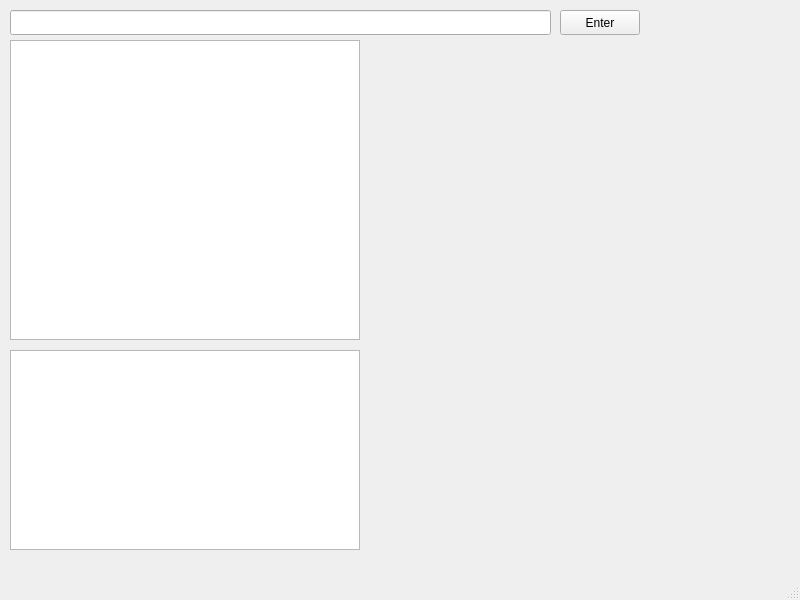
The window that mainwindow.ui (falvad01/DFA) describes before a commit, drawn with Qt 5.
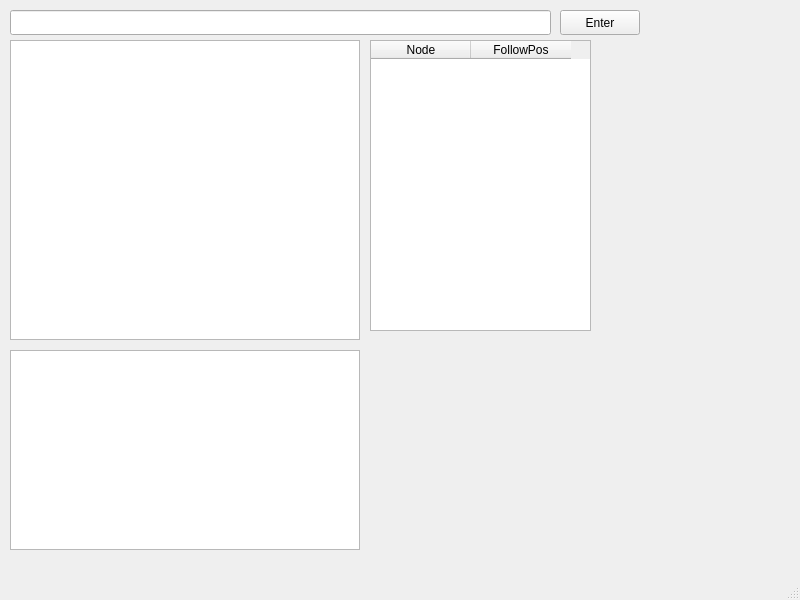
The same window after the commit.

Commit message: Table complete, solving bugs

Diff of the .ui file:
```diff
--- a/mainwindow.ui
+++ b/mainwindow.ui
@@ -57,6 +57,32 @@
                     </rect>
                 </property>
             </widget>
+            <widget class="QTableWidget" name="tableWidget">
+                <property name="geometry">
+                    <rect>
+                        <x>370</x>
+                        <y>40</y>
+                        <width>221</width>
+                        <height>291</height>
+                    </rect>
+                </property>
+                <attribute name="horizontalHeaderVisible">
+                    <bool>true</bool>
+                </attribute>
+                <attribute name="verticalHeaderVisible">
+                    <bool>false</bool>
+                </attribute>
+                <column>
+                    <property name="text">
+                        <string>Node</string>
+                    </property>
+                </column>
+                <column>
+                    <property name="text">
+                        <string>FollowPos</string>
+                    </property>
+                </column>
+            </widget>
         </widget>
         <widget class="QMenuBar" name="menubar">
             <property name="geometry">
```
The commit also changes 2 other files.
